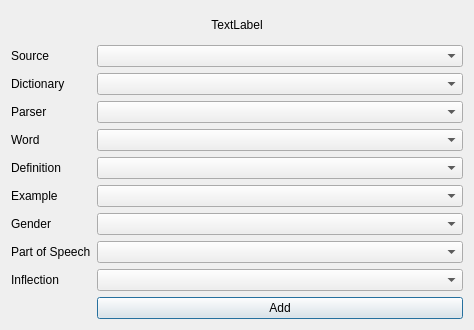
Before: the Qt Designer form designer/form.ui in abdnh/anki-wiktionary, drawn with Qt 5.
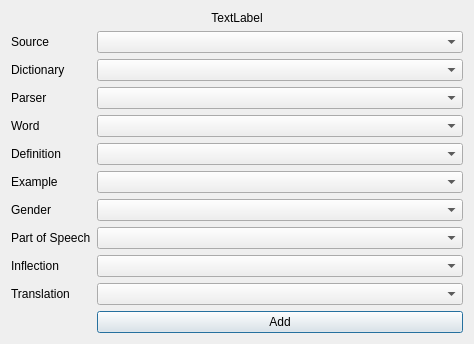
After: the same form once the commit is applied.

Commit message: Extract translations for ZIM

```diff
--- a/designer/form.ui
+++ b/designer/form.ui
@@ -76,7 +76,7 @@
      <item row="8" column="1">
       <widget class="QComboBox" name="POSFieldComboBox"/>
      </item>
-     <item row="10" column="1">
+     <item row="11" column="1">
       <widget class="QPushButton" name="addButton">
        <property name="text">
         <string>Add</string>
@@ -123,6 +123,16 @@
        </property>
       </widget>
      </item>
+     <item row="10" column="1">
+      <widget class="QComboBox" name="translationFieldComboBox"/>
+     </item>
+     <item row="10" column="0">
+      <widget class="QLabel" name="label_10">
+       <property name="text">
+        <string>Translation</string>
+       </property>
+      </widget>
+     </item>
     </layout>
    </item>
   </layout>
```
The commit also changes 6 other files.
